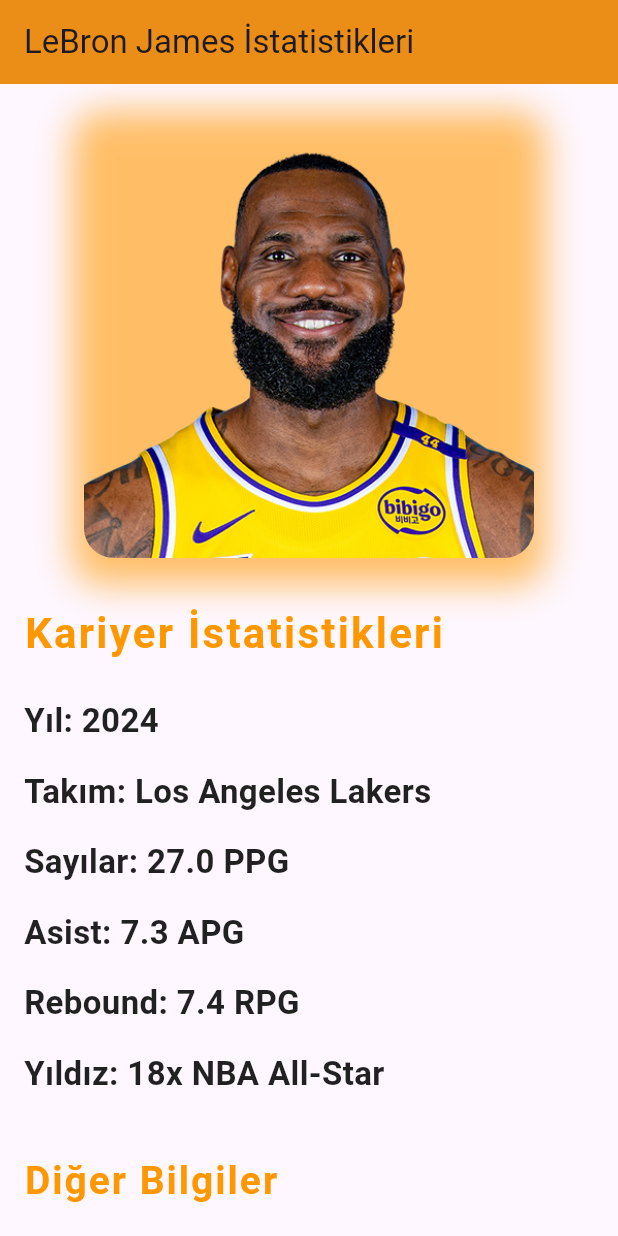
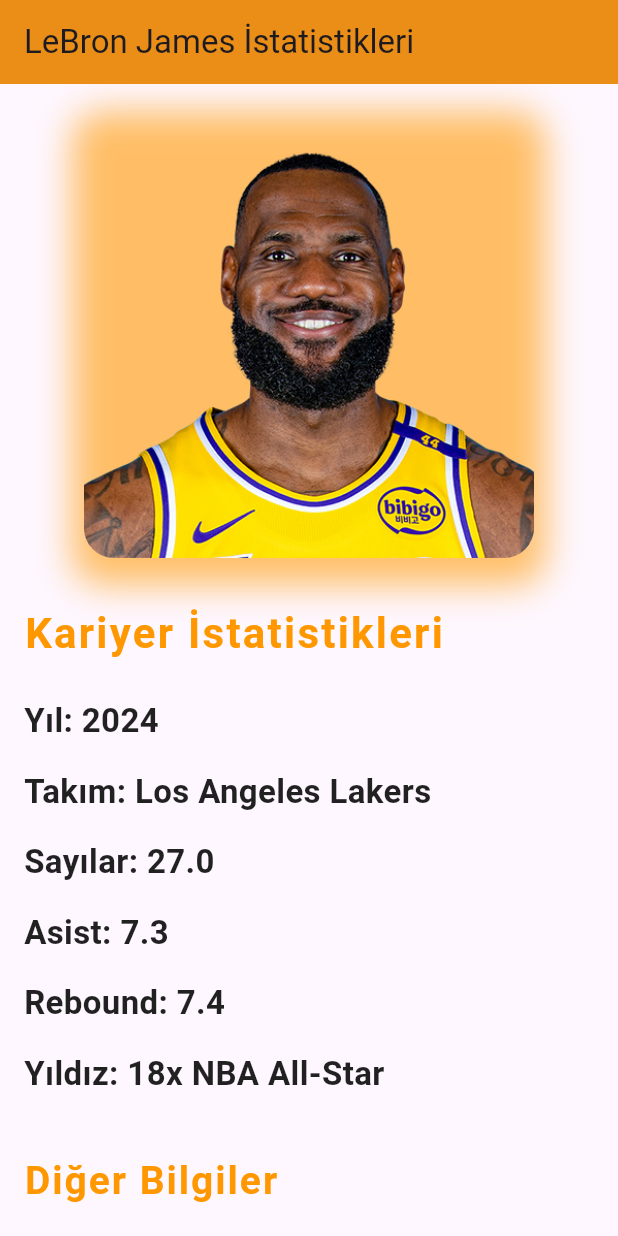
Before and after one commit to alperbyrktrr/flutter_project, a Flutter app: the LeBronJamesDetailScreen screen opened by its route, on a phone screen of 412 x 824 dp. Run offline on Flutter 3.47's test engine with Material 3 defaults, Android fonts, the phone set to English and light mode, and no system bars; our stand-ins replace go_router, google_fonts, lottie.

Commit message:
kucuk duzeltmeler yapildi
yabancı karakterleri sildim

```diff
--- a/lib/screens/lebron_james_detail_screen.dart
+++ b/lib/screens/lebron_james_detail_screen.dart
@@ -53,9 +53,9 @@
             // İstatistiklerin listelenmesi
             buildStatText('Yıl: 2024'),
             buildStatText('Takım: Los Angeles Lakers'),
-            buildStatText('Sayılar: 27.0 PPG'),
-            buildStatText('Asist: 7.3 APG'),
-            buildStatText('Rebound: 7.4 RPG'),
+            buildStatText('Sayılar: 27.0 '),
+            buildStatText('Asist: 7.3 '),
+            buildStatText('Rebound: 7.4 '),
             buildStatText('Yıldız: 18x NBA All-Star'),
             const SizedBox(height: 30),
             // Diğer İstatistikler başlığı
```
